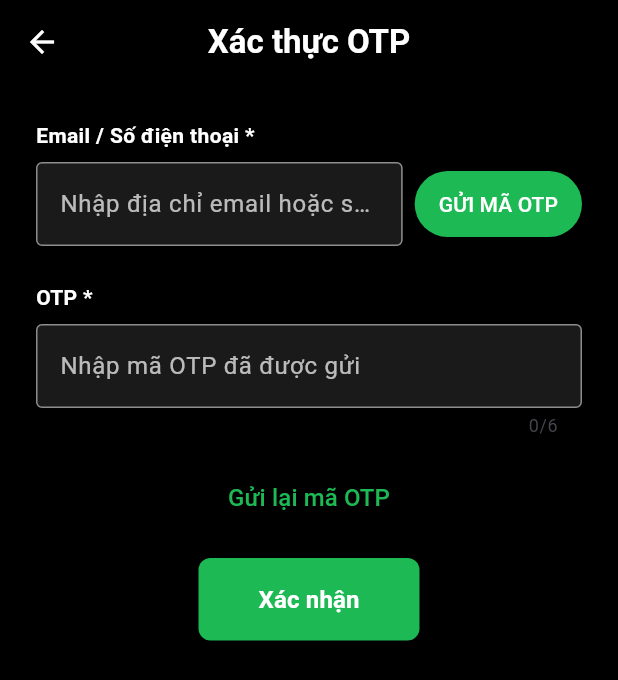
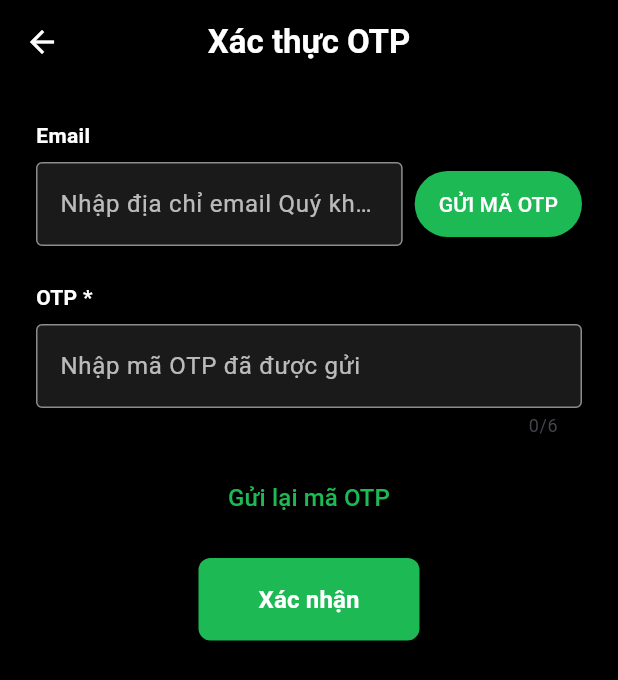
Before and after one commit to lamvuong08/final_exam, a Flutter app: the OtpVerificationScreen screen opened directly, on a phone screen of 412 x 824 dp. Shown: the top 680 px of the screen. Run offline on Flutter 3.47's test engine with Material 3 defaults, Android fonts, the phone set to English and light mode, and no system bars; network calls fail.

Commit message:
fix warning

```diff
--- a/lib/UI/activity_forgotpassword.dart
+++ b/lib/UI/activity_forgotpassword.dart
@@ -31,7 +31,10 @@ class _OtpVerificationScreenState extends State<OtpVerificationScreen> {
           icon: const Icon(Icons.arrow_back, color: Colors.white),
           onPressed: () => Navigator.pop(context),
         ),
-        title: const Text('Xác thực OTP', style: TextStyle(color: Colors.white, fontWeight: FontWeight.bold)),
+        title: const Text(
+          'Xác thực OTP',
+          style: TextStyle(color: Colors.white, fontWeight: FontWeight.bold),
+        ),
         centerTitle: true,
       ),
       backgroundColor: Colors.black,
@@ -42,8 +45,11 @@ class _OtpVerificationScreenState extends State<OtpVerificationScreen> {
           children: [
             // Phần Email / Số điện thoại
             const Text(
-              'Email / Số điện thoại *',
-              style: TextStyle(color: Colors.white, fontWeight: FontWeight.bold),
+              'Email',
+              style: TextStyle(
+                color: Colors.white,
+                fontWeight: FontWeight.bold,
+              ),
             ),
             const SizedBox(height: 8),
             Row(
@@ -54,29 +60,35 @@ class _OtpVerificationScreenState extends State<OtpVerificationScreen> {
                     decoration: InputDecoration(
                       filled: true,
                       fillColor: const Color(0xFF1A1A1A),
-                      hintText: 'Nhập địa chỉ email hoặc số điện thoại của Quý khách',
+                      hintText: 'Nhập địa chỉ email Quý khách',
                       hintStyle: const TextStyle(color: Colors.white70),
                       border: OutlineInputBorder(
-                        borderSide: BorderSide(color: Colors.white.withOpacity(0.5)),
+                        borderSide: BorderSide(
+                          color: Colors.white.withValues(alpha: 0.5), // ⭐ FIX
+                        ),
                       ),
                       enabledBorder: OutlineInputBorder(
-                        borderSide: BorderSide(color: Colors.white.withOpacity(0.5)),
+                        borderSide: BorderSide(
+                          color: Colors.white.withValues(alpha: 0.5), // ⭐ FIX
+                        ),
                       ),
-                      focusedBorder: OutlineInputBorder(
-                        borderSide: const BorderSide(color: Colors.white),
+                      focusedBorder: const OutlineInputBorder(
+                        borderSide: BorderSide(color: Colors.white),
                       ),
                     ),
                     style: const TextStyle(color: Colors.white),
                   ),
                 ),
                 const SizedBox(width: 8),
-                // Luôn cho phép nhấn "GỬI MÃ OTP"
                 ElevatedButton(
                   onPressed: _sendOtp,
                   style: ElevatedButton.styleFrom(
                     backgroundColor: const Color(0xFF1DB954),
                     foregroundColor: Colors.white,
-                    padding: const EdgeInsets.symmetric(horizontal: 16, vertical: 12),
+                    padding: const EdgeInsets.symmetric(
+                      horizontal: 16,
+                      vertical: 12,
+                    ),
                   ),
                   child: const Text('GỬI MÃ OTP'),
                 ),
@@ -96,7 +108,10 @@ class _OtpVerificationScreenState extends State<OtpVerificationScreen> {
             // Phần nhập OTP
             const Text(
               'OTP *',
-              style: TextStyle(color: Colors.white, fontWeight: FontWeight.bold),
+              style: TextStyle(
+                color: Colors.white,
+                fontWeight: FontWeight.bold,
+              ),
             ),
             const SizedBox(height: 8),
             TextField(
@@ -107,13 +122,17 @@ class _OtpVerificationScreenState extends State<OtpVerificationScreen> {
                 hintText: 'Nhập mã OTP đã được gửi',
                 hintStyle: const TextStyle(color: Colors.white70),
                 border: OutlineInputBorder(
-                  borderSide: BorderSide(color: Colors.white.withOpacity(0.5)),
+                  borderSide: BorderSide(
+                    color: Colors.white.withValues(alpha: 0.5), // ⭐ FIX
+                  ),
                 ),
                 enabledBorder: OutlineInputBorder(
-                  borderSide: BorderSide(color: Colors.white.withOpacity(0.5)),
+                  borderSide: BorderSide(
+                    color: Colors.white.withValues(alpha: 0.5), // ⭐ FIX
+                  ),
                 ),
-                focusedBorder: OutlineInputBorder(
-                  borderSide: const BorderSide(color: Colors.white),
+                focusedBorder: const OutlineInputBorder(
+                  borderSide: BorderSide(color: Colors.white),
                 ),
               ),
               style: const TextStyle(color: Colors.white),
@@ -141,7 +160,10 @@ class _OtpVerificationScreenState extends State<OtpVerificationScreen> {
                 style: ElevatedButton.styleFrom(
                   backgroundColor: const Color(0xFF1DB954),
                   foregroundColor: Colors.white,
-                  padding: const EdgeInsets.symmetric(horizontal: 40, vertical: 16),
+                  padding: const EdgeInsets.symmetric(
+                    horizontal: 40,
+                    vertical: 16,
+                  ),
                   shape: RoundedRectangleBorder(
                     borderRadius: BorderRadius.circular(8),
                   ),
@@ -151,12 +173,13 @@ class _OtpVerificationScreenState extends State<OtpVerificationScreen> {
                   style: TextStyle(fontSize: 16, fontWeight: FontWeight.bold),
                 ),
               ),
-            )
+            ),
           ],
         ),
       ),
     );
   }
+
   // Gửi mã OTP (lần đầu)
   void _sendOtp() async {
     final email = _emailController.text.trim();
@@ -171,8 +194,11 @@ class _OtpVerificationScreenState extends State<OtpVerificationScreen> {
 
     // Gọi API
     final result = await ApiClient.sendOtp(email);
+
+    if (!mounted) return;
+
     if (result['success']) {
-      // ✅ Thành công → chỉ hiển thị SnackBar nhẹ (không đè)
+      // Thành công → chỉ hiển thị SnackBar nhẹ (không đè)
       ScaffoldMessenger.of(context).showSnackBar(
         SnackBar(
           content: Text(result['message']),
@@ -185,7 +211,7 @@ class _OtpVerificationScreenState extends State<OtpVerificationScreen> {
     }
   }
 
-// Gửi lại mã OTP
+  // Gửi lại mã OTP
   void _resendOtp() async {
     final email = _emailController.text.trim();
     if (email.isEmpty) {
@@ -198,6 +224,8 @@ class _OtpVerificationScreenState extends State<OtpVerificationScreen> {
     });
 
     final result = await ApiClient.sendOtp(email);
+    if (!mounted) return;
+
     if (result['success']) {
       ScaffoldMessenger.of(context).showSnackBar(
         SnackBar(
@@ -211,7 +239,7 @@ class _OtpVerificationScreenState extends State<OtpVerificationScreen> {
     }
   }
 
-// Xác thực OTP và chuyển trang
+  // Xác thực OTP và chuyển trang
   void _verifyOtp() async {
     final email = _emailController.text.trim();
     final otp = _otpController.text.trim();
@@ -231,16 +259,21 @@ class _OtpVerificationScreenState extends State<OtpVerificationScreen> {
     });
 
     final result = await ApiClient.verifyOtp(email, otp);
+    if (!mounted) return;
+
     if (result['success']) {
       // OTP đúng → Chuyển sang màn hình đổi mật khẩu
       Navigator.pushReplacement(
         context,
-        MaterialPageRoute(builder: (context) => ChangePasswordScreen(email: email)),
+        MaterialPageRoute(
+          builder: (context) => ChangePasswordScreen(email: email),
+        ),
       );
     } else {
       _showError(result['message']);
     }
   }
+
   void _showError(String message) {
     setState(() {
       _errorMessage = message;
--- a/lib/UI/activity_login.dart
+++ b/lib/UI/activity_login.dart
@@ -139,15 +139,16 @@ class _LoginScreenState extends State<LoginScreen> {
                                 usernameOrEmail: _emailController.text.trim(),
                                 password: _passwordController.text.trim(),
                               );
+                              if (!context.mounted) return; // fix lỗi cảnh báo widget có thể bị dispose
 
                               if (response['success'] == true) {
-                                // ✅ Đăng nhập thành công → chuyển đến MainScreen
+                                // Đăng nhập thành công → chuyển đến MainScreen
                                 Navigator.pushReplacement(
                                   context,
                                   MaterialPageRoute(builder: (context) => const MainScreen()),
                                 );
                               } else {
-                                // ❌ Thất bại: hiển thị lỗi
+                                // Thất bại: hiển thị lỗi
                                 ScaffoldMessenger.of(context).showSnackBar(
                                   SnackBar(
                                     content: Text('Đăng nhập thất bại: ${response['message'] ?? 'Vui lòng thử lại'}'),
@@ -156,7 +157,7 @@ class _LoginScreenState extends State<LoginScreen> {
                                 );
                               }
                             } catch (e) {
-                              // ❌ Lỗi mạng / exception
+                              // Lỗi mạng / exception
                               ScaffoldMessenger.of(context).showSnackBar(
                                 SnackBar(
                                   content: Text('Lỗi kết nối: $e'),
@@ -189,7 +190,7 @@ class _LoginScreenState extends State<LoginScreen> {
                     Center(
                       child: TextButton(
                         onPressed: () {
-                          // ✅ Vào trực tiếp MainScreen (chế độ khách)
+                          // Vào trực tiếp MainScreen (chế độ khách)
                           Navigator.pushReplacement(
                             context,
                             MaterialPageRoute(builder: (context) => const MainScreen()),
@@ -208,7 +209,7 @@ class _LoginScreenState extends State<LoginScreen> {
                         ),
                       ),
                     ),
-                    // --- Chèn ngay dưới TextFormField mật khẩu ---
+                    // --- Quên mật khẩu ---
                     Align(
                       alignment: Alignment.centerRight,
                       child: TextButton(
--- a/lib/UI/activity_register.dart
+++ b/lib/UI/activity_register.dart
@@ -155,6 +155,7 @@ class _SignUpScreenState extends State<SignUpScreen> {
                           email: _emailController.text.trim(),
                           password: _passwordController.text.trim(),
                         );
+                        if (!context.mounted) return;
 
                         // kiểm tra thành công dựa vào backend trả về
                         if (response['success'] == true) { // giả sử backend trả về key 'success'
--- a/lib/UI/activity_resetpassword.dart
+++ b/lib/UI/activity_resetpassword.dart
@@ -144,7 +144,7 @@ class _ChangePasswordScreenState extends State<ChangePasswordScreen> {
                       final email = widget.email.trim();
                       final newPassword = _passwordController.text.trim();
 
-                      // 3. ✅ Kiểm tra email có được truyền và hợp lệ không
+                      // 3. Kiểm tra email có được truyền và hợp lệ không
                       if (email.isEmpty) {
                         ScaffoldMessenger.of(context).showSnackBar(
                           const SnackBar(
@@ -162,6 +162,7 @@ class _ChangePasswordScreenState extends State<ChangePasswordScreen> {
                           email: email, // 👈 Dùng email đã trim
                           newPassword: newPassword,
                         );
+                        if (!context.mounted) return;
 
                         if (response['success'] == true) {
                           ScaffoldMessenger.of(context).showSnackBar(
```
Also changed, not shown: 1 other file.
